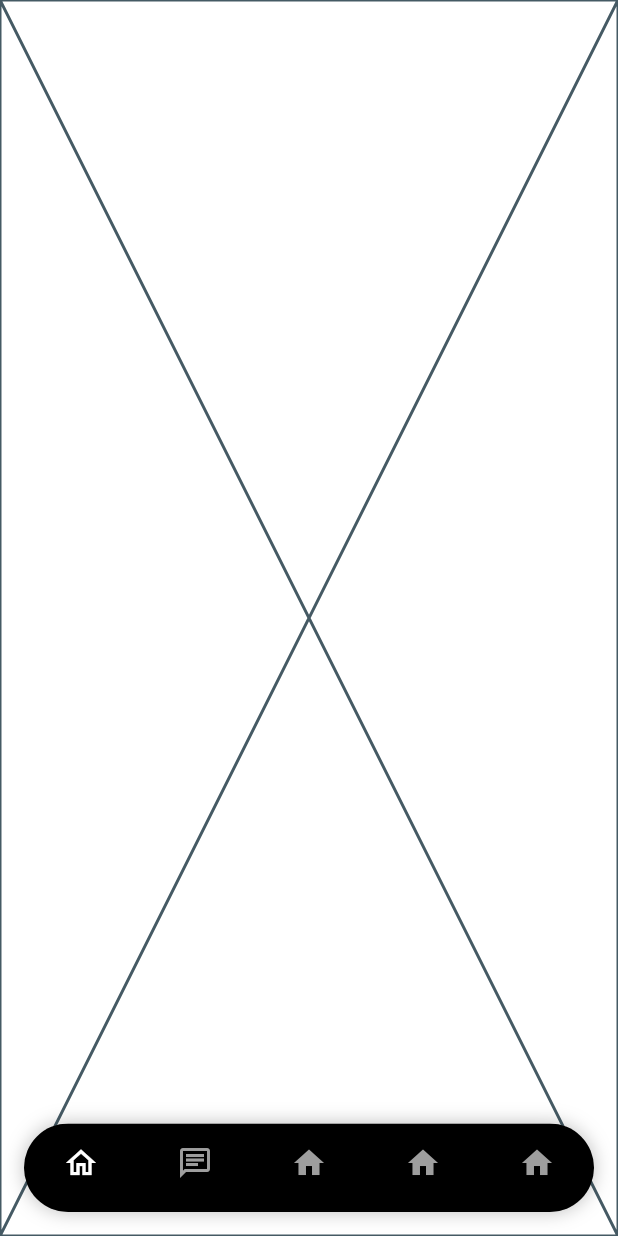
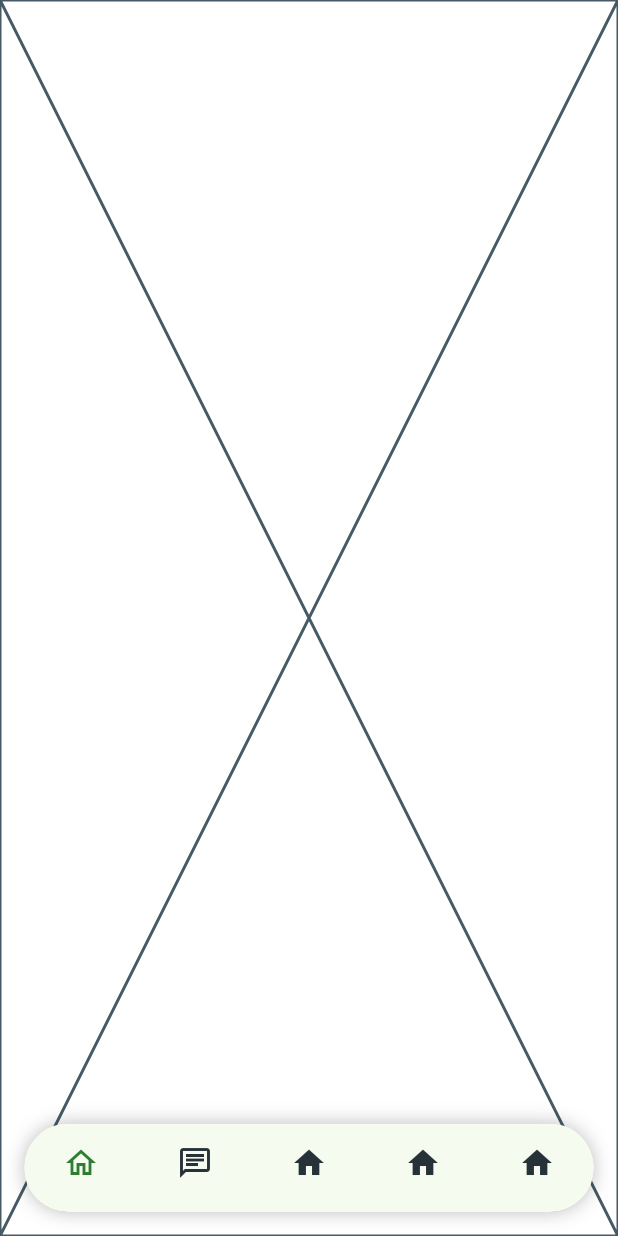
Before and after one commit to MahmoudEldeeb10/climate, a Flutter app: the screen it shows after launch, on a phone screen of 412 x 824 dp. Run offline on Flutter 3.47's test engine with Material 3 defaults, Android fonts, the phone set to English and light mode, and no system bars; our stand-ins replace bloc, equatable, flutter_bloc.

Commit message:
use conastantColors on btn nav bar

```diff
--- a/lib/features/botton_nav_bar/presentation/views/main_view.dart
+++ b/lib/features/botton_nav_bar/presentation/views/main_view.dart
@@ -1,3 +1,4 @@
+import 'package:climate/constants.dart';
 import 'package:climate/features/botton_nav_bar/presentation/manager/cubit/bottom_nav_cubit.dart';
 import 'package:climate/features/chat/presentation/view/chat_view.dart';
 import 'package:climate/features/home/presentation/home_view.dart';
@@ -38,7 +39,7 @@ class MainView extends StatelessWidget {
                   child: ClipRRect(
                     borderRadius: BorderRadius.circular(30),
                     child: BottomNavigationBar(
-                      backgroundColor: Colors.black,
+                      backgroundColor: AppColors.backgroundColor,
                       currentIndex: state.currentIndex,
                       onTap: context.read<BottomNavCubit>().changeTab,
 
@@ -46,8 +47,8 @@ class MainView extends StatelessWidget {
                       showUnselectedLabels: false,
                       type: BottomNavigationBarType.fixed,
 
-                      selectedItemColor: Colors.white,
-                      unselectedItemColor: Colors.grey,
+                      selectedItemColor: AppColors.primaryColor,
+                      unselectedItemColor: AppColors.textColor,
 
                       items: const [
                         BottomNavigationBarItem(
```
